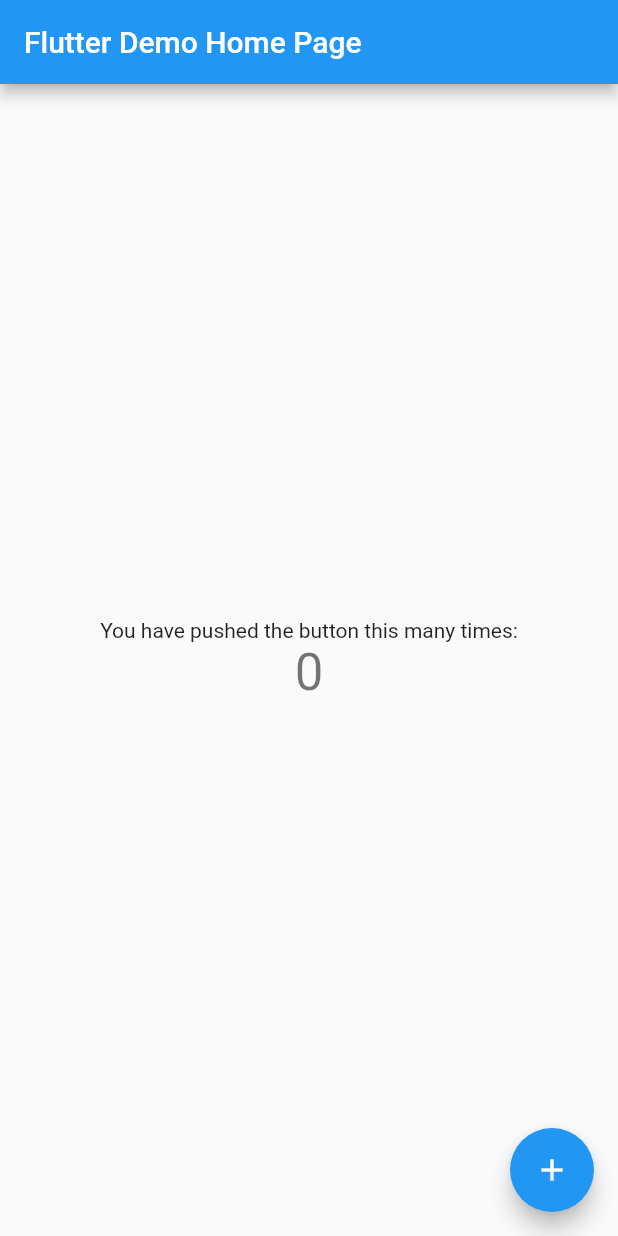
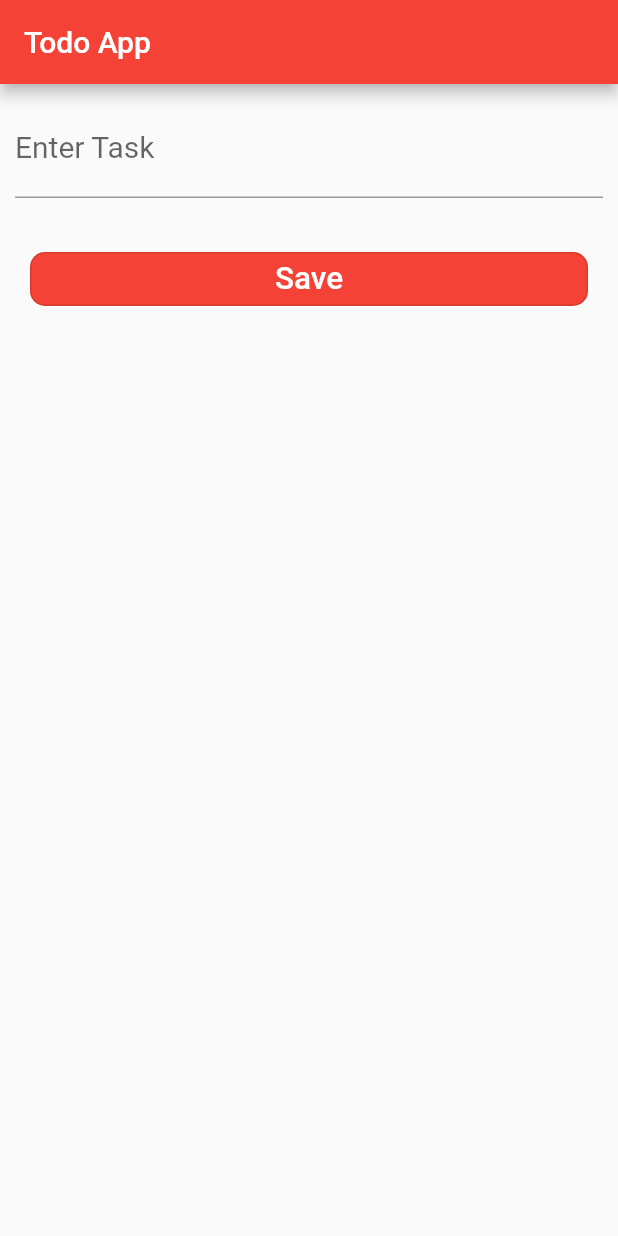
Before and after one commit to HeinnWaiHtet/floor-todo-app, a Flutter app: the screen it shows after launch, on a phone screen of 412 x 824 dp. Run offline on Flutter 3.47's test engine with Material 2 defaults, Android fonts, the phone set to English and light mode, and no system bars.

Commit message:
adding home layout design widget

```diff
--- a/analysis_options.yaml
+++ b/analysis_options.yaml
@@ -7,7 +7,7 @@
 
 # The following line activates a set of recommended lints for Flutter apps,
 # packages, and plugins designed to encourage good coding practices.
-include: package:flutter_lints/flutter.yaml
+# include: package:flutter_lints/flutter.yaml
 
 linter:
   # The lint rules applied to this project can be customized in the
--- a/lib/main.dart
+++ b/lib/main.dart
@@ -4,112 +4,85 @@ void main() {
   runApp(const MyApp());
 }
 
-class MyApp extends StatelessWidget {
-  const MyApp({Key? key}) : super(key: key);
+class MyApp extends StatefulWidget {
+  const MyApp({ Key? key }) : super(key: key);
 
-  // This widget is the root of your application.
+  @override
+  _MyAppState createState() => _MyAppState();
+}
+
+class _MyAppState extends State<MyApp> {
   @override
   Widget build(BuildContext context) {
     return MaterialApp(
-      title: 'Flutter Demo',
-      theme: ThemeData(
-        // This is the theme of your application.
-        //
-        // Try running your application with "flutter run". You'll see the
-        // application has a blue toolbar. Then, without quitting the app, try
-        // changing the primarySwatch below to Colors.green and then invoke
-        // "hot reload" (press "r" in the console where you ran "flutter run",
-        // or simply save your changes to "hot reload" in a Flutter IDE).
-        // Notice that the counter didn't reset back to zero; the application
-        // is not restarted.
-        primarySwatch: Colors.blue,
+      theme: ThemeData(primarySwatch: Colors.red),
+      debugShowCheckedModeBanner: false,
+      home: Scaffold(
+        appBar: AppBar(
+          title: Text("Todo App"),
+          ),
+        body: MyHome(),
       ),
-      home: const MyHomePage(title: 'Flutter Demo Home Page'),
     );
   }
 }
 
-class MyHomePage extends StatefulWidget {
-  const MyHomePage({Key? key, required this.title}) : super(key: key);
-
-  // This widget is the home page of your application. It is stateful, meaning
-  // that it has a State object (defined below) that contains fields that affect
-  // how it looks.
-
-  // This class is the configuration for the state. It holds the values (in this
-  // case the title) provided by the parent (in this case the App widget) and
-  // used by the build method of the State. Fields in a Widget subclass are
-  // always marked "final".
-
-  final String title;
+class MyHome extends StatefulWidget {
+  const MyHome({ Key? key }) : super(key: key);
 
   @override
-  State<MyHomePage> createState() => _MyHomePageState();
+  _MyHomeState createState() => _MyHomeState();
 }
 
-class _MyHomePageState extends State<MyHomePage> {
-  int _counter = 0;
-
-  void _incrementCounter() {
-    setState(() {
-      // This call to setState tells the Flutter framework that something has
-      // changed in this State, which causes it to rerun the build method below
-      // so that the display can reflect the updated values. If we changed
-      // _counter without calling setState(), then the build method would not be
-      // called again, and so nothing would appear to happen.
-      _counter++;
-    });
-  }
-
+class _MyHomeState extends State<MyHome> {
+  final key = GlobalKey<FormState>();
   @override
   Widget build(BuildContext context) {
-    // This method is rerun every time setState is called, for instance as done
-    // by the _incrementCounter method above.
-    //
-    // The Flutter framework has been optimized to make rerunning build methods
-    // fast, so that you can just rebuild anything that needs updating rather
-    // than having to individually change instances of widgets.
-    return Scaffold(
-      appBar: AppBar(
-        // Here we take the value from the MyHomePage object that was created by
-        // the App.build method, and use it to set our appbar title.
-        title: Text(widget.title),
-      ),
-      body: Center(
-        // Center is a layout widget. It takes a single child and positions it
-        // in the middle of the parent.
-        child: Column(
-          // Column is also a layout widget. It takes a list of children and
-          // arranges them vertically. By default, it sizes itself to fit its
-          // children horizontally, and tries to be as tall as its parent.
-          //
-          // Invoke "debug painting" (press "p" in the console, choose the
-          // "Toggle Debug Paint" action from the Flutter Inspector in Android
-          // Studio, or the "Toggle Debug Paint" command in Visual Studio Code)
-          // to see the wireframe for each widget.
-          //
-          // Column has various properties to control how it sizes itself and
-          // how it positions its children. Here we use mainAxisAlignment to
-          // center the children vertically; the main axis here is the vertical
-          // axis because Columns are vertical (the cross axis would be
-          // horizontal).
-          mainAxisAlignment: MainAxisAlignment.center,
-          children: <Widget>[
-            const Text(
-              'You have pushed the button this many times:',
+    return Column(
+      children: [
+        Form(
+          key: key,
+          child: Container(
+            padding: EdgeInsets.all(10),
+            child: TextFormField(
+              decoration: InputDecoration(
+                hintText: "Enter your Task",
+                labelText: "Enter Task",
+                ),
+              style: TextStyle(
+                fontSize: 20,
+                color: Colors.indigo
+              ),
+              ),
             ),
-            Text(
-              '$_counter',
-              style: Theme.of(context).textTheme.headline4,
+          ),
+
+          Container(
+            margin: EdgeInsets.all(20),
+            width: MediaQuery.of(context).size.width,
+            child: OutlinedButton(
+              style: OutlinedButton.styleFrom(
+                backgroundColor: Colors.red,
+                primary: Colors.red,
+                shape: RoundedRectangleBorder(
+                  borderRadius: BorderRadius.all(
+                    Radius.circular(10)
+                  )
+                )
+              ),
+              child: Text(
+                "Save",
+                style: TextStyle(
+                  color: Colors.white,
+                  fontSize: 21,
+                  ),
+                ),
+              onPressed: (){
+
+              },
             ),
-          ],
-        ),
-      ),
-      floatingActionButton: FloatingActionButton(
-        onPressed: _incrementCounter,
-        tooltip: 'Increment',
-        child: const Icon(Icons.add),
-      ), // This trailing comma makes auto-formatting nicer for build methods.
+          ),
+      ],
     );
   }
 }
```
